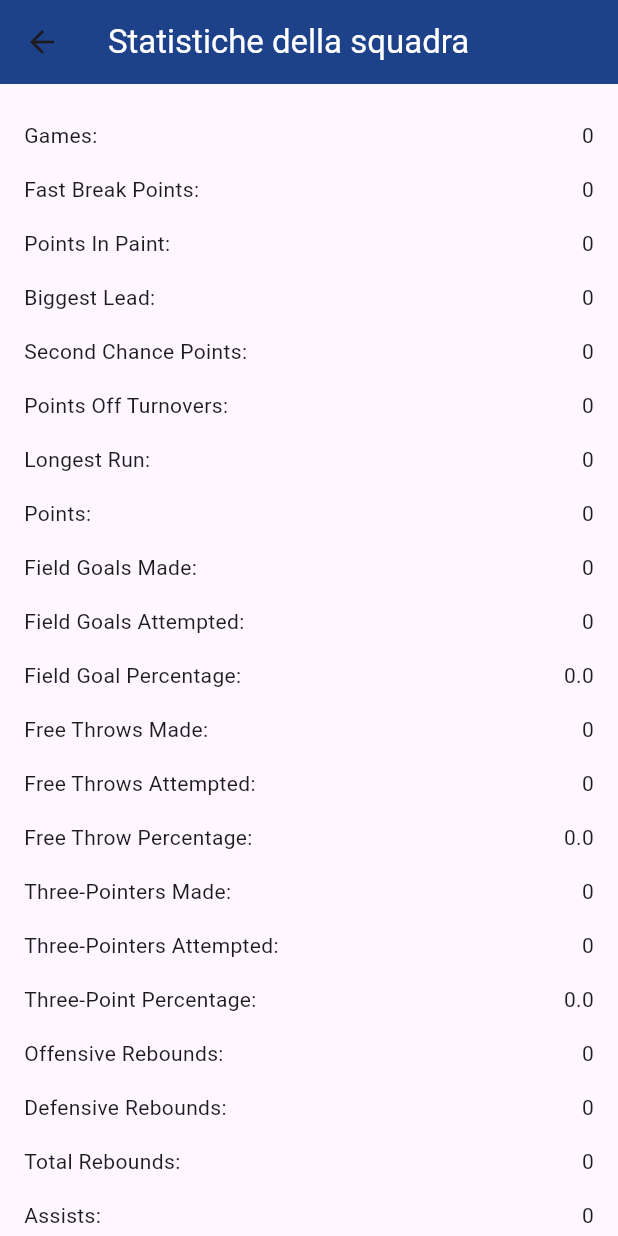
After one commit to francescoridolfi7/progettoMobile_PaganiRidolfi, a Flutter app: the screen it shows after launch, in the side drawer, after a tap on "Team Statistics", on a phone screen of 412 x 824 dp. The commit adds this screen. Run offline on Flutter 3.47's test engine with Material 3 defaults, Android fonts, the phone set to English and light mode, and no system bars; our stand-ins replace dio, logger, shared_preferences; network calls fail.

Commit message:
Creazione nba team statistics, aggiunta rotta per statistiche in main

```diff
--- a/lib/data/api/nba_api.dart
+++ b/lib/data/api/nba_api.dart
@@ -37,7 +37,6 @@ class NbaApi {
     }
   }
 
-
   Future<Map<String, dynamic>> getNBAStandings(int season) async {
     final cachedData = await _getLocalCache('standings_$season');
     if (cachedData != null) {
@@ -54,7 +53,8 @@ class NbaApi {
       'season': season.toString(),
     };
 
-  final Uri uri = Uri.parse('$apiUrl/standings').replace(queryParameters: params);
+    final Uri uri =
+        Uri.parse('$apiUrl/standings').replace(queryParameters: params);
 
     final http.Response response = await http.get(uri, headers: headers);
 
@@ -63,10 +63,10 @@ class NbaApi {
       _saveLocalCache('standings_$season', data);
       return data;
     } else {
-    throw Exception('Errore nella richiesta HTTP. Codice di stato: ${response.statusCode}');
+      throw Exception(
+          'Errore nella richiesta HTTP. Codice di stato: ${response.statusCode}');
     }
   }
-
 
   Future<Map<String, dynamic>> getNBAGames(String date) async {
     final cachedData = await _getLocalCache('nbagames');
@@ -97,7 +97,6 @@ class NbaApi {
     }
   }
 
-
   Future<Map<String, dynamic>> getNBARoster(int teamId) async {
     final Map<String, String> headers = {
       'X-RapidAPI-Key': '4315828859msh068310ee9c40e90p1b5d6fjsn973d9e4b1fbb',
@@ -109,15 +108,18 @@ class NbaApi {
       'season': '2021',
     };
 
-  final Uri uri = Uri.parse('$apiUrl/players').replace(queryParameters: params); // Modifica qui
+    final Uri uri = Uri.parse('$apiUrl/players')
+        .replace(queryParameters: params); // Modifica qui
 
-  print('URL della richiesta: $uri');  // Aggiunto questo print per visualizzare l'URL
+    print(
+        'URL della richiesta: $uri'); // Aggiunto questo print per visualizzare l'URL
 
     final http.Response response = await http.get(uri, headers: headers);
 
     if (response.statusCode == 200) {
       final Map<String, dynamic> data = json.decode(response.body);
-    _saveLocalCache('roster_2021$teamId', data);  // Aggiunto teamId al nome della cache
+      _saveLocalCache(
+          'roster_2021$teamId', data); // Aggiunto teamId al nome della cache
       return data;
     } else {
       throw Exception(
@@ -126,7 +128,36 @@ class NbaApi {
     }
   }
 
+  Future<Map<String, dynamic>> getNBAStatistics(int teamId) async {
+    final Map<String, String> headers = {
+      'X-RapidAPI-Key': '4315828859msh068310ee9c40e90p1b5d6fjsn973d9e4b1fbb',
+      'X-RapidAPI-Host': 'api-nba-v1.p.rapidapi.com',
+    };
 
+    final Map<String, String> params = {
+      'id': '1',
+      'season': '2020',
+    };
+
+    final Uri uri =
+        Uri.parse('$apiUrl/teams/statistics').replace(queryParameters: params);
+
+    print(
+        'URL della richiesta: $uri'); // Aggiunto questo print per visualizzare l'URL
+
+    final http.Response response = await http.get(uri, headers: headers);
+
+    if (response.statusCode == 200) {
+      final Map<String, dynamic> data = json.decode(response.body);
+      _saveLocalCache(
+          'statistics_2020', data); // Aggiunto teamId al nome della cache
+      return data;
+    } else {
+      throw Exception(
+        'Errore nella richiesta HTTP. Codice di stato: ${response.statusCode}',
+      );
+    }
+  }
 
   static Future<Map<String, dynamic>> _fetchAndSaveData(
       Map<String, dynamic> args) async {
--- /dev/null
+++ b/lib/data/models/nba_teamstatistics.dart
@@ -0,0 +1,108 @@
+class NbaTeamStatistics {
+  final int games;
+  final int fastBreakPoints;
+  final int pointsInPaint;
+  final int biggestLead;
+  final int secondChancePoints;
+  final int pointsOffTurnovers;
+  final int longestRun;
+  final int points;
+  final int fgm;
+  final int fga;
+  final double fgp;
+  final int ftm;
+  final int fta;
+  final double ftp;
+  final int tpm;
+  final int tpa;
+  final double tpp;
+  final int offReb;
+  final int defReb;
+  final int totReb;
+  final int assists;
+  final int pFouls;
+  final int steals;
+  final int turnovers;
+  final int blocks;
+  final int plusMinus;
+
+  NbaTeamStatistics({
+    required this.games,
+    required this.fastBreakPoints,
+    required this.pointsInPaint,
+    required this.biggestLead,
+    required this.secondChancePoints,
+    required this.pointsOffTurnovers,
+    required this.longestRun,
+    required this.points,
+    required this.fgm,
+    required this.fga,
+    required this.fgp,
+    required this.ftm,
+    required this.fta,
+    required this.ftp,
+    required this.tpm,
+    required this.tpa,
+    required this.tpp,
+    required this.offReb,
+    required this.defReb,
+    required this.totReb,
+    required this.assists,
+    required this.pFouls,
+    required this.steals,
+    required this.turnovers,
+    required this.blocks,
+    required this.plusMinus,
+  });
+
+  factory NbaTeamStatistics.fromJson(Map<String, dynamic> json) {
+    return NbaTeamStatistics(
+      games: _parseToInt(json['games']),
+      fastBreakPoints: _parseToInt(json['fastBreakPoints']),
+      pointsInPaint: _parseToInt(json['pointsInPaint']),
+      biggestLead: _parseToInt(json['biggestLead']),
+      secondChancePoints: _parseToInt(json['secondChancePoints']),
+      pointsOffTurnovers: _parseToInt(json['pointsOffTurnovers']),
+      longestRun: _parseToInt(json['longestRun']),
+      points: _parseToInt(json['points']),
+      fgm: _parseToInt(json['fgm']),
+      fga: _parseToInt(json['fga']),
+      fgp: _parseToDouble(json['fgp']),
+      ftm: _parseToInt(json['ftm']),
+      fta: _parseToInt(json['fta']),
+      ftp: _parseToDouble(json['ftp']),
+      tpm: _parseToInt(json['tpm']),
+      tpa: _parseToInt(json['tpa']),
+      tpp: _parseToDouble(json['tpp']),
+      offReb: _parseToInt(json['offReb']),
+      defReb: _parseToInt(json['defReb']),
+      totReb: _parseToInt(json['totReb']),
+      assists: _parseToInt(json['assists']),
+      pFouls: _parseToInt(json['pFouls']),
+      steals: _parseToInt(json['steals']),
+      turnovers: _parseToInt(json['turnovers']),
+      blocks: _parseToInt(json['blocks']),
+      plusMinus: _parseToInt(json['plusMinus']),
+    );
+  }
+
+  static int _parseToInt(dynamic value) {
+    if (value is int) {
+      return value;
+    } else if (value is String) {
+      return int.tryParse(value) ?? 0;
+    } else {
+      return 0;
+    }
+  }
+
+  static double _parseToDouble(dynamic value) {
+    if (value is double) {
+      return value;
+    } else if (value is String) {
+      return double.tryParse(value) ?? 0.0;
+    } else {
+      return 0.0;
+    }
+  }
+}
--- a/lib/main.dart
+++ b/lib/main.dart
@@ -6,10 +6,13 @@ import 'package:flutter_application_progettomobile_pagani_ridolfi/ui/screens/gam
 import 'package:flutter_application_progettomobile_pagani_ridolfi/ui/screens/standings_list_screen.dart';
 import 'package:flutter_application_progettomobile_pagani_ridolfi/ui/screens/team_details_screen.dart';
 import 'package:flutter_application_progettomobile_pagani_ridolfi/ui/screens/team_list_screen.dart';
+import 'package:flutter_application_progettomobile_pagani_ridolfi/ui/screens/teamstatistics_list_screen.dart';
 import 'package:flutter_application_progettomobile_pagani_ridolfi/view_models/games_view_model.dart';
 import 'package:flutter_application_progettomobile_pagani_ridolfi/view_models/roster_view_model.dart';
 import 'package:flutter_application_progettomobile_pagani_ridolfi/view_models/standings_view_model.dart';
 import 'package:flutter_application_progettomobile_pagani_ridolfi/view_models/team_list_view_model.dart';
+
+import 'package:flutter_application_progettomobile_pagani_ridolfi/view_models/teamstatistics_view_model.dart';
 import 'package:provider/provider.dart';
 
 void main() {
@@ -42,6 +45,11 @@ class MyApp extends StatelessWidget {
           create: (context) =>
               RosterViewModel(Provider.of<NbaApi>(context, listen: false)),
         ),
+        ChangeNotifierProvider(
+          create: (context) => TeamStatisticsViewModel(Provider.of<NbaApi>(
+              context,
+              listen: false)), // Aggiunto il nuovo view model
+        ),
       ],
       child: MaterialApp(
         title: 'Squadre NBA',
@@ -59,7 +67,15 @@ class MyApp extends StatelessWidget {
             final List<NbaPlayer> roster = arguments['roster'];
 
             return MaterialPageRoute(
-              builder: (context) => TeamDetailsScreen(team: team, roster: roster),
+              builder: (context) =>
+                  TeamDetailsScreen(team: team, roster: roster),
+            );
+          } else if (settings.name == '/teamStatistics') {
+            // Aggiunto blocco per la nuova schermata
+            final int teamId = settings.arguments as int;
+
+            return MaterialPageRoute(
+              builder: (context) => TeamStatisticsListScreen(teamId: teamId),
             );
           }
           return null;
@@ -111,7 +127,16 @@ class HomeScreen extends StatelessWidget {
               onTap: () {
                 Navigator.pushNamed(context, '/games');
               },
-            )
+            ),
+            ListTile(
+              title: const Text(
+                  'Team Statistics'), // Aggiunto elemento del drawer per la nuova schermata
+              onTap: () {
+                Navigator.pushNamed(context, '/teamStatistics',
+                    arguments:
+                        1); // Sostituisci "1" con l'ID del team desiderato
+              },
+            ),
           ],
         ),
       ),
--- /dev/null
+++ b/lib/ui/screens/teamstatistics_list_screen.dart
@@ -0,0 +1,128 @@
+import 'package:flutter/material.dart';
+import 'package:flutter_application_progettomobile_pagani_ridolfi/view_models/teamstatistics_view_model.dart';
+import 'package:flutter_application_progettomobile_pagani_ridolfi/data/models/nba_teamstatistics.dart';
+import 'package:provider/provider.dart';
+
+class TeamStatisticsListScreen extends StatefulWidget {
+  const TeamStatisticsListScreen({Key? key, required this.teamId})
+      : super(key: key);
+
+  final int teamId;
+
+  @override
+  _TeamStatisticsListScreenState createState() =>
+      _TeamStatisticsListScreenState();
+}
+
+class _TeamStatisticsListScreenState extends State<TeamStatisticsListScreen> {
+  @override
+  Widget build(BuildContext context) {
+    final teamStatisticsViewModel =
+        Provider.of<TeamStatisticsViewModel>(context, listen: false);
+
+    return Scaffold(
+      appBar: AppBar(
+        title: const Text('Statistiche della squadra',
+            style: TextStyle(color: Colors.white)),
+        backgroundColor: const Color.fromARGB(255, 29, 66, 138),
+      ),
+      body: FutureBuilder<void>(
+        future: teamStatisticsViewModel.fetchTeamStatistics(widget.teamId),
+        builder: (context, snapshot) {
+          if (snapshot.connectionState == ConnectionState.waiting) {
+            return const Center(child: CircularProgressIndicator());
+          } else if (snapshot.hasError) {
+            return Center(child: Text('Errore: ${snapshot.error}'));
+          } else {
+            final teamStatistics = teamStatisticsViewModel.teamStatistics ??
+                NbaTeamStatistics(
+                  games: 0,
+                  fastBreakPoints: 0,
+                  pointsInPaint: 0,
+                  biggestLead: 0,
+                  secondChancePoints: 0,
+                  pointsOffTurnovers: 0,
+                  longestRun: 0,
+                  points: 0,
+                  fgm: 0,
+                  fga: 0,
+                  fgp: 0,
+                  ftm: 0,
+                  fta: 0,
+                  ftp: 0,
+                  tpm: 0,
+                  tpa: 0,
+                  tpp: 0,
+                  offReb: 0,
+                  defReb: 0,
+                  totReb: 0,
+                  assists: 0,
+                  pFouls: 0,
+                  steals: 0,
+                  turnovers: 0,
+                  blocks: 0,
+                  plusMinus: 0,
+                );
+
+            return ListView(
+              padding: const EdgeInsets.all(16),
+              children: [
+                _buildStatisticRow('Games:', teamStatistics.games),
+                _buildStatisticRow(
+                    'Fast Break Points:', teamStatistics.fastBreakPoints),
+                _buildStatisticRow(
+                    'Points In Paint:', teamStatistics.pointsInPaint),
+                _buildStatisticRow('Biggest Lead:', teamStatistics.biggestLead),
+                _buildStatisticRow(
+                    'Second Chance Points:', teamStatistics.secondChancePoints),
+                _buildStatisticRow(
+                    'Points Off Turnovers:', teamStatistics.pointsOffTurnovers),
+                _buildStatisticRow('Longest Run:', teamStatistics.longestRun),
+                _buildStatisticRow('Points:', teamStatistics.points),
+                _buildStatisticRow('Field Goals Made:', teamStatistics.fgm),
+                _buildStatisticRow(
+                    'Field Goals Attempted:', teamStatistics.fga),
+                _buildStatisticRow(
+                    'Field Goal Percentage:', teamStatistics.fgp),
+                _buildStatisticRow('Free Throws Made:', teamStatistics.ftm),
+                _buildStatisticRow(
+                    'Free Throws Attempted:', teamStatistics.fta),
+                _buildStatisticRow(
+                    'Free Throw Percentage:', teamStatistics.ftp),
+                _buildStatisticRow('Three-Pointers Made:', teamStatistics.tpm),
+                _buildStatisticRow(
+                    'Three-Pointers Attempted:', teamStatistics.tpa),
+                _buildStatisticRow(
+                    'Three-Point Percentage:', teamStatistics.tpp),
+                _buildStatisticRow(
+                    'Offensive Rebounds:', teamStatistics.offReb),
+                _buildStatisticRow(
+                    'Defensive Rebounds:', teamStatistics.defReb),
+                _buildStatisticRow('Total Rebounds:', teamStatistics.totReb),
+                _buildStatisticRow('Assists:', teamStatistics.assists),
+                _buildStatisticRow('Personal Fouls:', teamStatistics.pFouls),
+                _buildStatisticRow('Steals:', teamStatistics.steals),
+                _buildStatisticRow('Turnovers:', teamStatistics.turnovers),
+                _buildStatisticRow('Blocks:', teamStatistics.blocks),
+                _buildStatisticRow('Plus-Minus:', teamStatistics.plusMinus),
+              ],
+            );
+          }
+        },
+      ),
+    );
+  }
+
+  Widget _buildStatisticRow(String label, num value) {
+    return Padding(
+      padding: const EdgeInsets.symmetric(vertical: 8),
+      child: Row(
+        mainAxisAlignment: MainAxisAlignment.spaceBetween,
+        children: [
+          Text(label),
+          Text(value.toString()),
+        ],
+      ),
+    );
+  }
+}
--- a/lib/view_models/team_details_view_model.dart
+++ /dev/null
@@ -1,23 +0,0 @@
-import 'package:flutter/material.dart';
-import 'package:flutter_application_progettomobile_pagani_ridolfi/data/api/nba_api.dart';
-import 'package:flutter_application_progettomobile_pagani_ridolfi/data/models/nba_team.dart';
-import 'package:provider/provider.dart';
-import 'package:flutter_application_progettomobile_pagani_ridolfi/local_storage/nba_data_storage.dart';
-
-class TeamDetailsViewModel extends ChangeNotifier {
-  Future<NbaTeam> getTeamDetails(BuildContext context, int teamId) async {
-    final nbaApi = Provider.of<NbaApi>(context, listen: false);
-    final teamDetails = await nbaApi.getNBATeamDetails(teamId);
-    return NbaTeam.fromJson(teamDetails['data']);
-  }
-
-  Future<void> saveTeamsLocally(List<NbaTeam> teams) async {
-    final localStorageService = LocalStorageService();
-    await localStorageService.saveNbaTeamData(teams);
-  }
-
-  Future<List<NbaTeam>> loadTeamsLocally() async {
-    final localStorageService = LocalStorageService();
-    return await localStorageService.getNbaTeamData();
-  }
-}
--- /dev/null
+++ b/lib/view_models/teamstatistics_view_model.dart
@@ -0,0 +1,27 @@
+// ignore_for_file: avoid_print
+import 'package:flutter/material.dart';
+import 'package:flutter_application_progettomobile_pagani_ridolfi/data/api/nba_api.dart';
+import 'package:flutter_application_progettomobile_pagani_ridolfi/data/models/nba_teamstatistics.dart';
+
+class TeamStatisticsViewModel extends ChangeNotifier {
+  final NbaApi nbaApi;
+
+  TeamStatisticsViewModel(this.nbaApi);
+
+  NbaTeamStatistics? _teamStatistics;
+  NbaTeamStatistics? get teamStatistics => _teamStatistics;
+
+  Future<void> fetchTeamStatistics(int teamId) async {
+    print("Fetching team statistics for team ID: $teamId");
+    try {
+      final teamStatisticsData = await nbaApi.getNBAStatistics(teamId);
+      print("Team Statistics: $teamStatisticsData");
+      final teamStatistics =
+          NbaTeamStatistics.fromJson(teamStatisticsData['response'][0]);
+      _teamStatistics = teamStatistics;
+      notifyListeners();
+    } catch (e) {
+      print('Errore durante il recupero delle statistiche della squadra: $e');
+    }
+  }
+}
```
Lines whose indentation alone changed are shown as unchanged.
